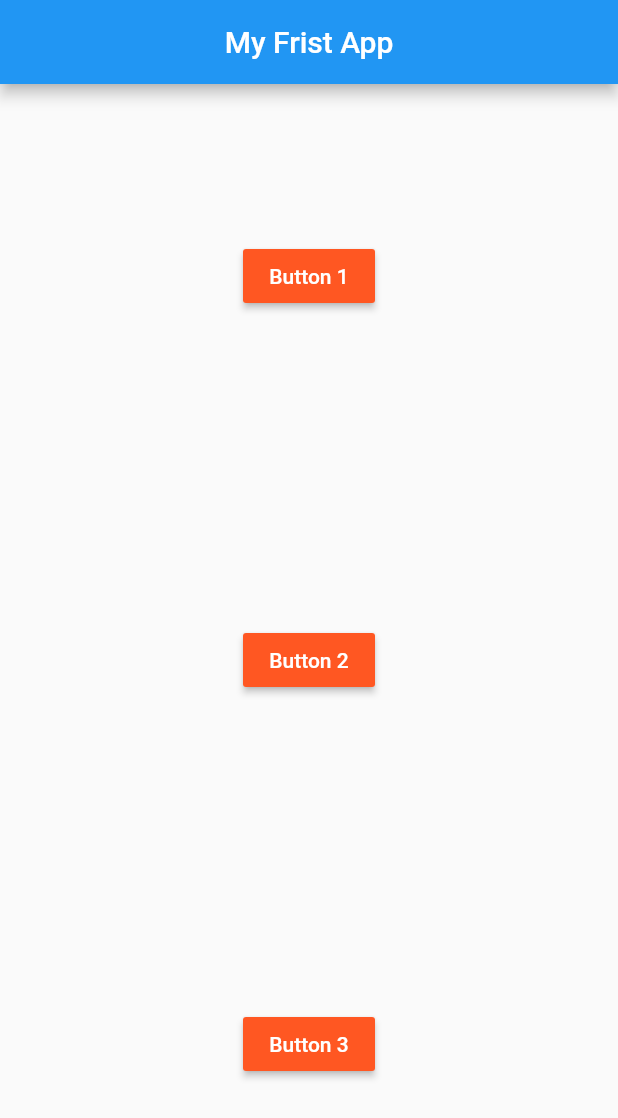
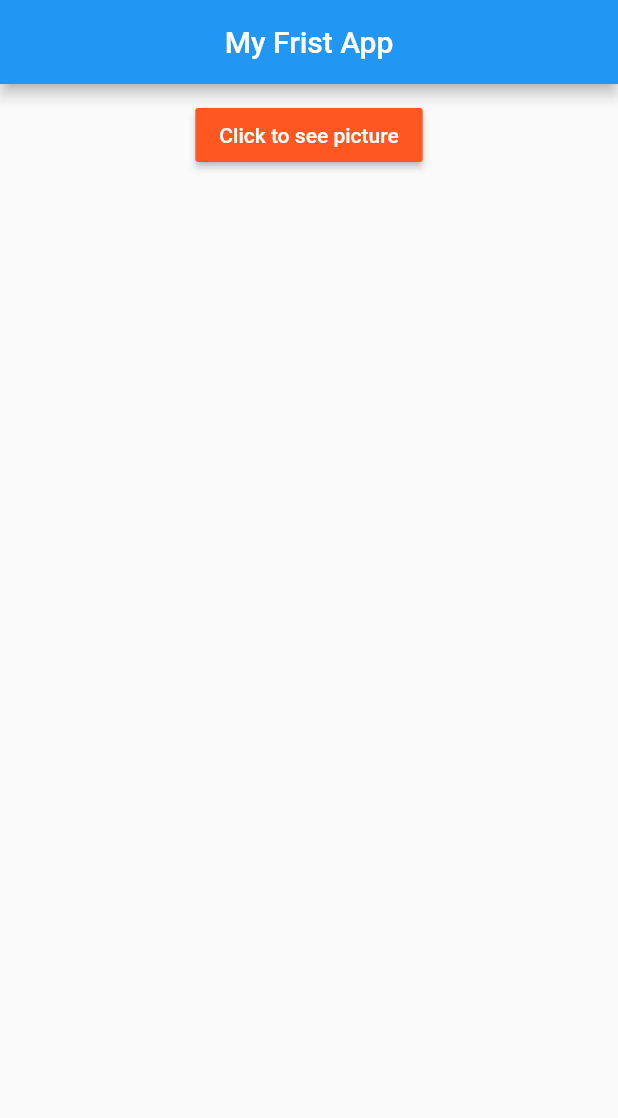
Before and after one commit to ttcapp/Proku, a Flutter app: the screen it shows after launch, on a phone screen of 412 x 824 dp. Shown: the top 1118 px of the screen. Run offline on Flutter 3.47's test engine with Material 2 defaults, Android fonts, the phone set to English and light mode, and no system bars; missing offline and left inert: dart:html.

```diff
--- a/lib/main.dart
+++ b/lib/main.dart
@@ -1,6 +1,7 @@
 import 'dart:html';
 
 import 'package:flutter/material.dart';
+bool pictureVisibility=false;
 
 void main() {
   runApp(MyApp());
@@ -16,9 +17,8 @@ class MyApp extends StatelessWidget {
   }
 }
 
-String btntext="Button 1";
-String btntext2="Button 2";
-String btntext3="Button 3";
+String btntext="Click to see picture";
+
 Color btnClr1= Colors.amber;
 Color btnClr2= Colors.green;
 Color btnClr3= Colors.cyanAccent;
@@ -37,47 +37,35 @@ class _MyhomepageState extends State<Myhomepage> {
       centerTitle: true,
     title: Text("My Frist App"),
     ),
-      body: Container(
+      body: SingleChildScrollView(
         child: Align(
 
           child: Column(
             mainAxisAlignment: MainAxisAlignment.spaceAround,
            // crossAxisAlignment: CrossAxisAlignment.center,
             children: [
+              SizedBox(
+                height: 10,
+              ),
               RaisedButton(
                 child: Text(btntext,style: TextStyle(color: Colors.white),),
-          color: Colors.deepOrange,
+                color: Colors.deepOrange,
                   onPressed:() {
                   setState(() {
-                    btntext="Button Pressed";
+                    btntext="Picture is visible";
+                    pictureVisibility=true;
                   });
 
                   }
               ),
-              RaisedButton(
-                  child: Text(btntext2,style: TextStyle(color: Colors.white),),
-                  color: Colors.deepOrange,
-                  onPressed:() {
-                    setState(() {
-                      btntext2="Button Pressed";
-                    });
+              SizedBox(
+                height: 10,
+              ),
+              Visibility(
+                visible:pictureVisibility ,
+                  child: Image.network("https://cdn.pixabay.com/photo/2015/04/19/08/33/flower-729512_960_720.jpg"))
+          ],
 
-                  }
-              ),
-              RaisedButton(
-                  child: Text(btntext3,style: TextStyle(color: Colors.white),),
-                  color: Colors.deepOrange,
-                  onPressed:() {
-                    setState(() {
-                      btnClr1=Colors.lightBlue;
-                      btnClr2=Colors.grey;
-                      btnClr3=Colors.deepOrangeAccent;
-                      btntext3="Button Pressed";
-                    });
-
-                  }
-              ),
-            ],
           ),
         ),
       ),
```
